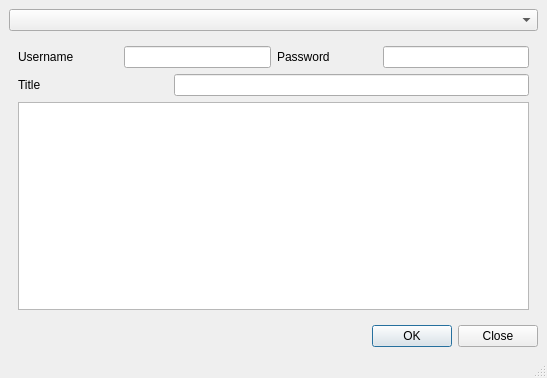
The window that sources/src/reportabug.ui (arcan1s/reportabug) describes before a commit, drawn with Qt 5.
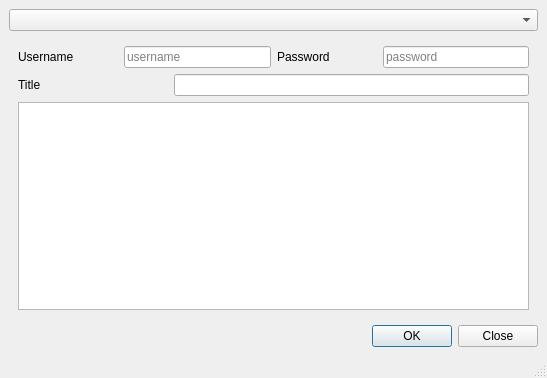
The same window after the commit. The open tabs and pages were chosen to show the change.

Diff of the .ui file:
```diff
--- a/sources/src/reportabug.ui
+++ b/sources/src/reportabug.ui
@@ -43,6 +43,9 @@
             <property name="toolTip">
              <string>Your GitHub account</string>
             </property>
+            <property name="placeholderText">
+             <string>username</string>
+            </property>
            </widget>
           </item>
           <item>
@@ -66,6 +69,9 @@
             <property name="echoMode">
              <enum>QLineEdit::Password</enum>
             </property>
+            <property name="placeholderText">
+             <string>password</string>
+            </property>
            </widget>
           </item>
          </layout>
```
